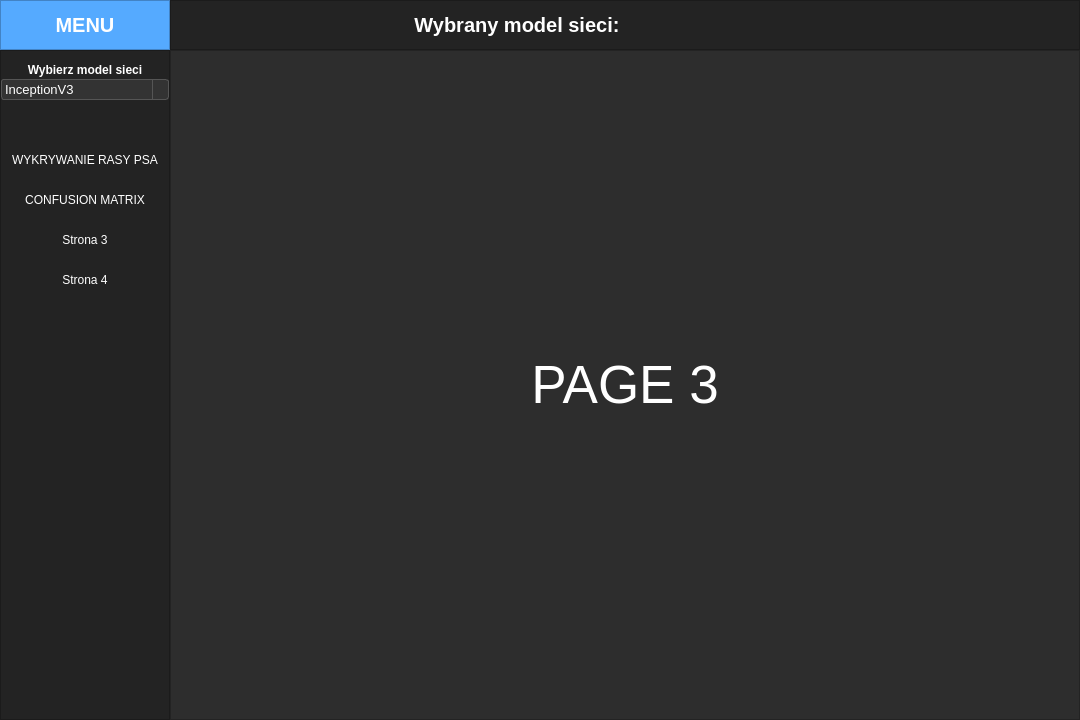
CptTemplar1/Rozpoznawanie_obrazow, file RozpoznawanieRasPsow/ui_main.ui: the form before one commit.
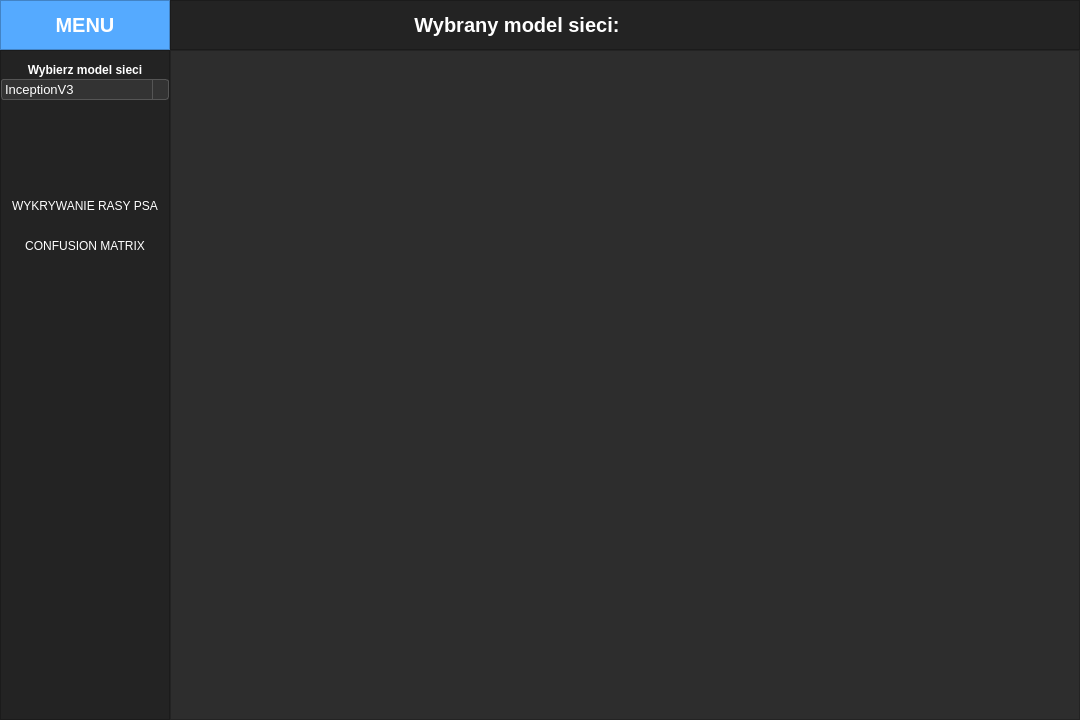
The form after the commit. The open tabs and pages were chosen to show the change. Icons and pictures are not drawn.

```diff
--- a/RozpoznawanieRasPsow/ui_main.ui
+++ b/RozpoznawanieRasPsow/ui_main.ui
@@ -464,61 +464,6 @@
                </property>
               </widget>
              </item>
-             <item>
-              <widget class="QPushButton" name="btn_page_3">
-               <property name="minimumSize">
-                <size>
-                 <width>0</width>
-                 <height>40</height>
-                </size>
-               </property>
-               <property name="styleSheet">
-                <string notr="true">QPushButton {
-	color: rgb(255, 255, 255);
-	background-color: rgb(35, 35, 35);
-	border: 0px solid;
-}
-QPushButton:hover {
-	background-color: rgb(85, 170, 255);
-}</string>
-               </property>
-               <property name="text">
-                <string>Strona 3</string>
-               </property>
-              </widget>
-             </item>
-             <item>
-              <widget class="QPushButton" name="btn_page_4">
-               <property name="minimumSize">
-                <size>
-                 <width>0</width>
-                 <height>40</height>
-                </size>
-               </property>
-               <property name="autoFillBackground">
-                <bool>false</bool>
-               </property>
-               <property name="styleSheet">
-                <string notr="true">QPushButton {
-	color: rgb(255, 255, 255);
-	background-color: rgb(35, 35, 35);
-	border: 0px solid;
-}
-QPushButton:hover {
-	background-color: rgb(85, 170, 255);
-}</string>
-               </property>
-               <property name="text">
-                <string>Strona 4</string>
-               </property>
-               <property name="checkable">
-                <bool>true</bool>
-               </property>
-               <property name="checked">
-                <bool>true</bool>
-               </property>
-              </widget>
-             </item>
             </layout>
            </widget>
           </item>
@@ -749,50 +694,6 @@
               </item>
              </layout>
             </widget>
-            <widget class="QWidget" name="page_3">
-             <layout class="QVBoxLayout" name="verticalLayout_8">
-              <item>
-               <widget class="QLabel" name="label">
-                <property name="font">
-                 <font>
-                  <pointsize>40</pointsize>
-                 </font>
-                </property>
-                <property name="styleSheet">
-                 <string notr="true">color: #FFF;</string>
-                </property>
-                <property name="text">
-                 <string>PAGE 3</string>
-                </property>
-                <property name="alignment">
-                 <set>Qt::AlignCenter</set>
-                </property>
-               </widget>
-              </item>
-             </layout>
-            </widget>
-            <widget class="QWidget" name="page_4">
-             <layout class="QVBoxLayout" name="verticalLayout_11">
-              <item>
-               <widget class="QLabel" name="label_4">
-                <property name="font">
-                 <font>
-                  <pointsize>40</pointsize>
-                 </font>
-                </property>
-                <property name="styleSheet">
-                 <string notr="true">color: #FFF;</string>
-                </property>
-                <property name="text">
-                 <string>PAGE 4</string>
-                </property>
-                <property name="alignment">
-                 <set>Qt::AlignCenter</set>
-                </property>
-               </widget>
-              </item>
-             </layout>
-            </widget>
            </widget>
           </item>
          </layout>
```
